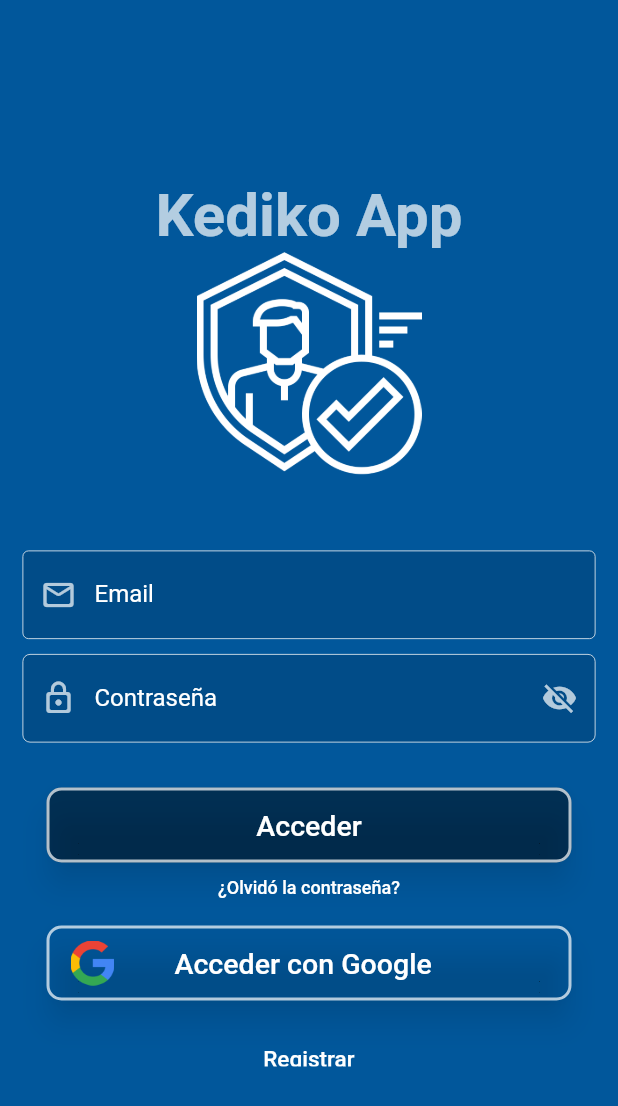
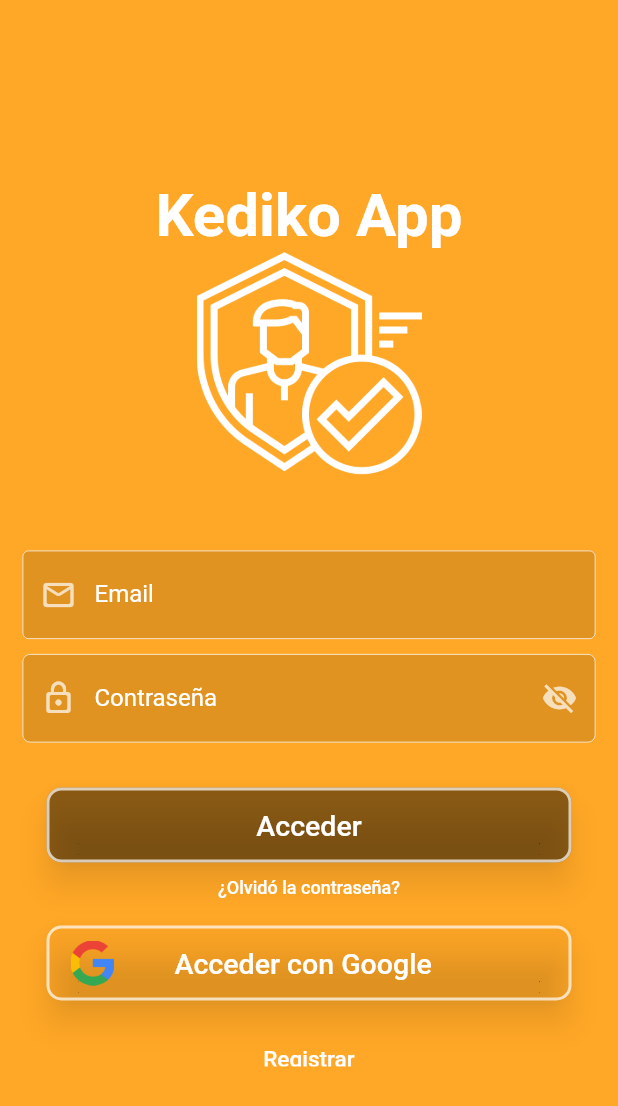
Before and after one commit to sebas159fors/AppKedikoOficial, a Flutter app: the screen it shows after launch, on a phone screen of 412 x 824 dp. Shown: the top 1106 px of the screen. Run offline on Flutter 3.47's test engine with Material 2 defaults, Android fonts, the phone set to English and light mode, and no system bars; our stand-ins replace carousel_slider, cloud_firestore, curved_navigation_bar, firebase_auth, firebase_core, flutter_swiper and 2 more; missing offline and left inert: dart:ffi; accounts and stored records are empty.

Commit message:
Update app.dart

```diff
--- a/appkedikooficial/lib/src/app.dart
+++ b/appkedikooficial/lib/src/app.dart
@@ -149,7 +149,7 @@
 
     return Scaffold(
       key: _scaffoldKey,
-      backgroundColor: Colors.lightBlue[900],
+      backgroundColor: Colors.orange.shade400,
       body: SingleChildScrollView(
         child: Form(
           key: _formKey,
@@ -161,7 +161,7 @@
                   'Kediko App',
                   style: TextStyle(
                     fontSize: 40,
-                    color: Colors.white70,
+                    color: Colors.white,
                     fontWeight: FontWeight.bold,
                   ),
                 ),
```
